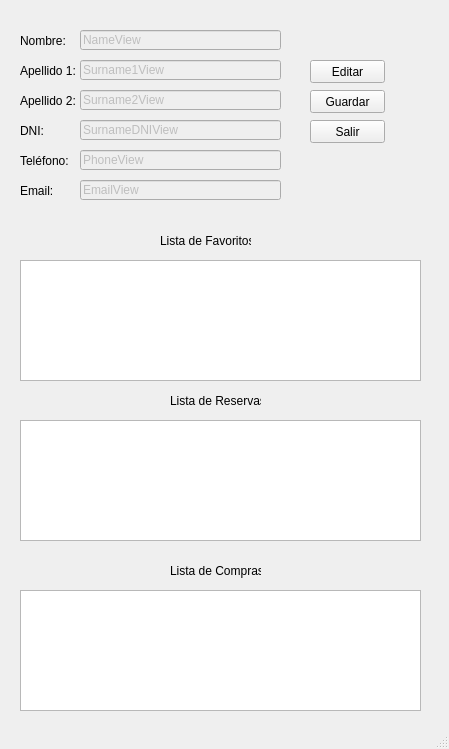
First picture: the form in FreeWork/ADECUA/AppFinalQt/ClientView.ui, repository epdelasheras/PYTHON, before the edit.
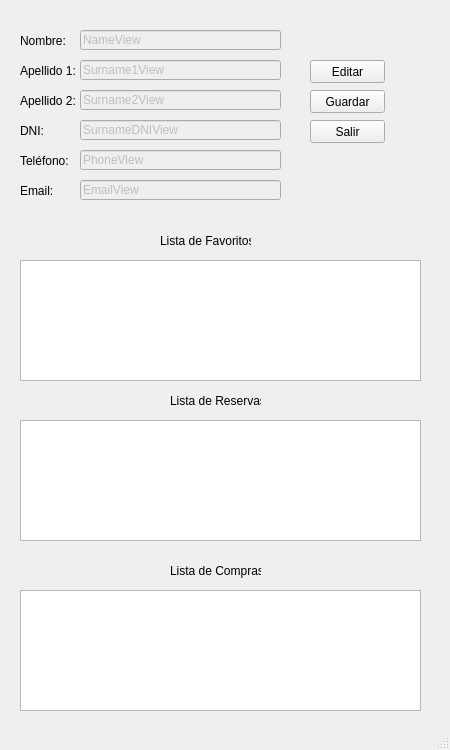
Second picture: the form after the edit.

Commit message: improve the windows client handling with more functionalities

Diff of the .ui file:
```diff
--- a/FreeWork/ADECUA/AppFinalQt/ClientView.ui
+++ b/FreeWork/ADECUA/AppFinalQt/ClientView.ui
@@ -6,10 +6,16 @@
    <rect>
     <x>0</x>
     <y>0</y>
-    <width>449</width>
-    <height>749</height>
+    <width>450</width>
+    <height>750</height>
    </rect>
   </property>
+  <property name="maximumSize">
+   <size>
+    <width>450</width>
+    <height>750</height>
+   </size>
+  </property>
   <property name="windowTitle">
    <string>MainWindow</string>
   </property>
```
The commit also changes 6 other files.
